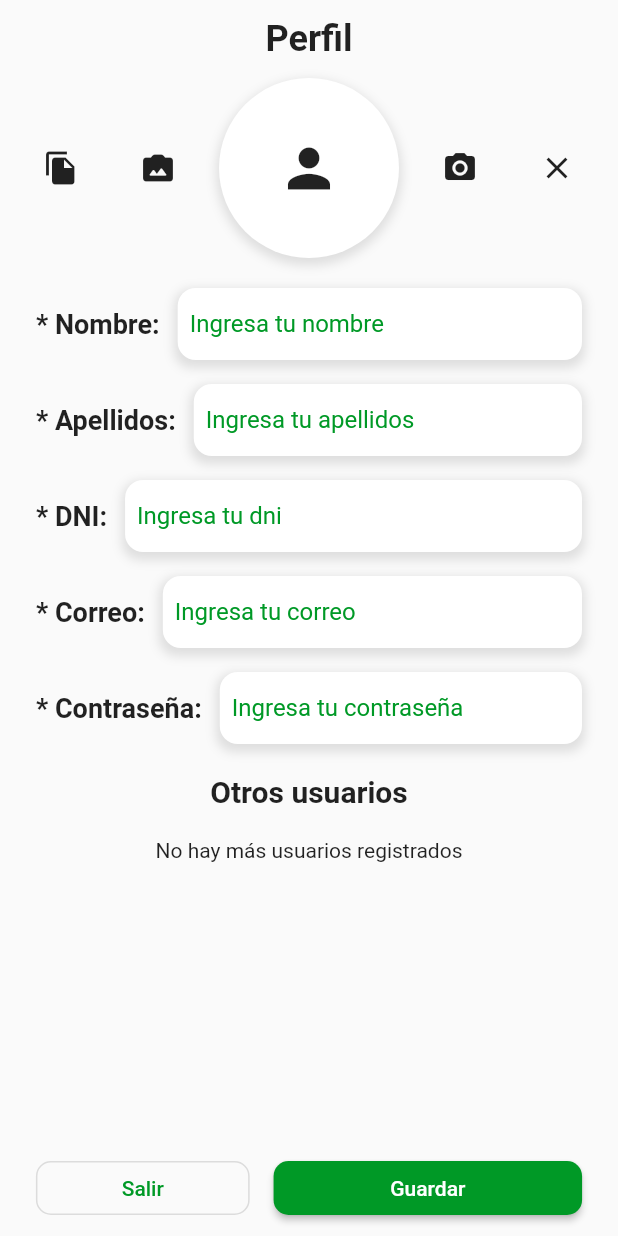
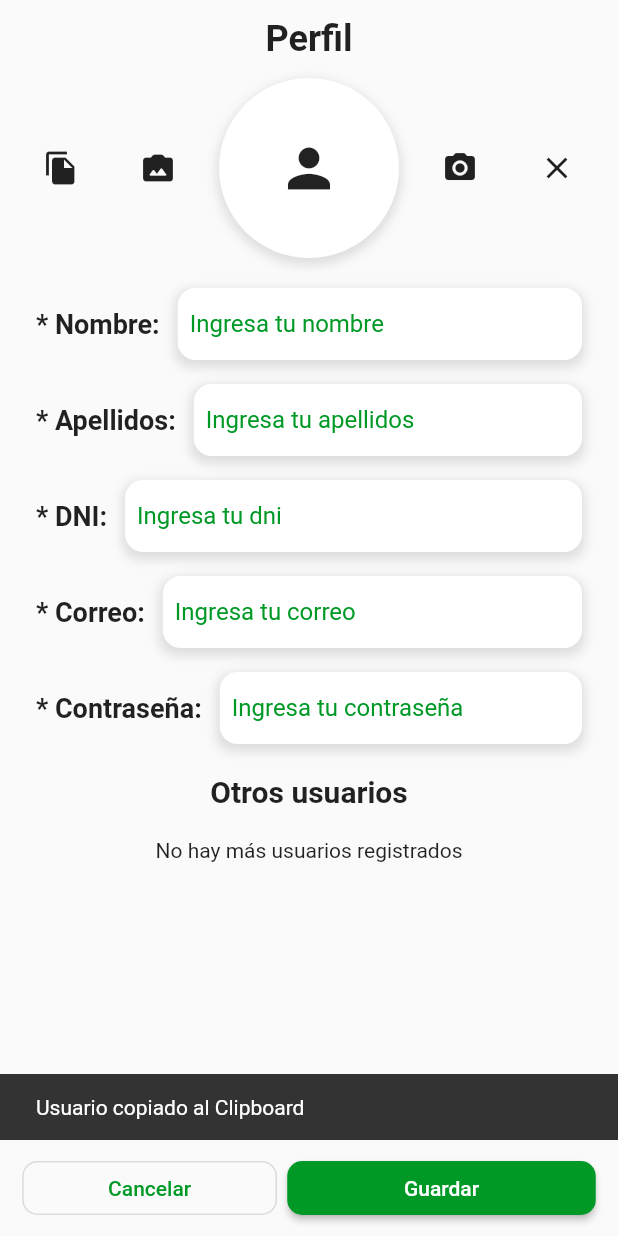
Before and after one commit to Dacyz/FlutterAnimatedLogIn, a Flutter app: the UserDataPage screen opened directly with empty values, after a tap on the "file copy" icon, on a phone screen of 412 x 824 dp. Run offline on Flutter 3.47's test engine with Material 2 defaults, Android fonts, the phone set to English and light mode, and no system bars; our stand-ins replace camera, equatable, hive_flutter, image_picker, shared_preferences; accounts and stored records are empty; statements that could not run were skipped.

Commit message:
LocalStorage> Pick File Image & Cancel Edit User

```diff
--- a/lib/User/models/catch_error.dart
+++ b/lib/User/models/catch_error.dart
@@ -2,6 +2,10 @@ import 'package:flutter/material.dart';
 import 'package:flutter/services.dart';
 
 mixin CatchError {
+  ///
+  /// Clase por aburrimiento :v
+  ///
+
   Future<bool> catchs(Future<bool> Function() a,
       {required BuildContext context,
       required String onError,
--- a/lib/User/models/user_validation.dart
+++ b/lib/User/models/user_validation.dart
@@ -1,4 +1,13 @@
 mixin UserValidation {
+  /// Clase para validación de datos
+  ///
+  /// Uses cases:
+  /// - Validar correo electronico.
+  /// - Validar DNI.
+  /// - Validar nombre.
+  /// - Validar contraseña.
+  ///
+
   bool isEmail(String? value) =>
       value!.isEmpty ||
       !RegExp(r"^[a-zA-Z0-9.a-zA-Z0-9.!#$%&'*+-/=?^_`{|}~]+@[a-zA-Z0-9]+\.[a-zA-Z]+")
@@ -8,6 +17,9 @@ mixin UserValidation {
       value!.isEmpty || !RegExp(r"^\d{8}(?:[-\s]\d{4})?$").hasMatch(value);
 
   bool isName(String? value) =>
+      value!.isEmpty || !RegExp(r"^[A-Z]+.{3,}$").hasMatch(value.toUpperCase());
+
+  bool isPassword(String? value) =>
       value!.isEmpty ||
-      !RegExp(r"([A-ZÀ-ÚÄ-Ü]){3,}").hasMatch(value.toUpperCase());
+      !RegExp(r'^(?=.*?[A-Z])(?=.*?[a-z])(?=.*?[0-9]).{8,}$').hasMatch(value);
 }
--- a/lib/User/resources/hive_data.dart
+++ b/lib/User/resources/hive_data.dart
@@ -42,6 +42,7 @@ class HiveData {
 
   Future<List<User>> get users async {
     final Box<User> box = await Hive.openBox<User>('users_box');
+    print(box.values.toList());
     return box.values.toList();
   }
 }
--- a/lib/User/ui/views/user_data_page.dart
+++ b/lib/User/ui/views/user_data_page.dart
@@ -1,4 +1,5 @@
 import 'package:flutter/material.dart';
+import 'package:flutter/services.dart';
 import 'package:fractal_technical_interview/User/blocs/images_data.dart';
 import 'package:fractal_technical_interview/User/blocs/user_authentication.dart';
 import 'package:fractal_technical_interview/User/models/user.dart';
@@ -105,21 +106,32 @@ class _UserDataPageState extends State<UserDataPage> with UserValidation {
                   style: TextStyle(fontWeight: FontWeight.bold, fontSize: 24),
                 ),
                 const hr(),
-                Row(
+                !editable
+                    ? Row(
                         mainAxisAlignment: MainAxisAlignment.spaceEvenly,
                         children: [
-                    !editable
-                        ? AnimatedIconButton(
-                            onPressed: () async {},
+                          AnimatedIconButton(
+                            onPressed: () async {
+                              Clipboard.setData(
+                                  ClipboardData(text: widget.user.toString()));
+                              ScaffoldMessenger.of(context)
+                                  .showSnackBar(const SnackBar(
+                                content: Text('Usuario copiado al Clipboard'),
+                              ));
+                            },
                             icon: Icons.file_copy,
-                          )
-                        : const SizedBox(),
-                    !editable
-                        ? AnimatedIconButton(
-                            onPressed: () async {},
+                          ),
+                          AnimatedIconButton(
+                            onPressed: () async {
+                              String? image =
+                                  await ImageData().saveImage(context);
+                              if (image != null) {
+                                imageFileController = image;
+                              }
+                              setState(() {});
+                            },
                             icon: Icons.photo_camera_back_rounded,
-                          )
-                        : const SizedBox(),
+                          ),
                           Container(
                               decoration: image != imageFileController
                                   ? BoxDecoration(
@@ -130,20 +142,21 @@ class _UserDataPageState extends State<UserDataPage> with UserValidation {
                                       borderRadius: BorderRadius.circular(100),
                                     )
                                   : const BoxDecoration(),
-                        child: AnimatedAvatar(imageSrc: imageFileController)),
-                    !editable
-                        ? AnimatedIconButton(
+                              child: AnimatedAvatar(
+                                  imageSrc: imageFileController)),
+                          AnimatedIconButton(
                             onPressed: () async {
-                              imageFileController =
-                                  await ImageData().savePhoto(context) ?? '';
+                              String? image =
+                                  await ImageData().savePhoto(context);
+                              if (image != null) {
+                                imageFileController = image;
+                              }
                               setState(() {});
                             },
                             direction: false,
                             icon: Icons.camera_alt,
-                          )
-                        : const SizedBox(),
-                    !editable
-                        ? AnimatedIconButton(
+                          ),
+                          AnimatedIconButton(
                             onPressed: () async {
                               imageFileController = '';
                               setState(() {});
@@ -151,9 +164,9 @@ class _UserDataPageState extends State<UserDataPage> with UserValidation {
                             direction: false,
                             icon: Icons.close,
                           )
-                        : const SizedBox()
                         ],
-                ),
+                      )
+                    : AnimatedAvatar(imageSrc: image),
                 const hr(),
                 AnimatedRow(
                   title: 'Nombre',
@@ -216,11 +229,17 @@ class _UserDataPageState extends State<UserDataPage> with UserValidation {
           children: [
             OutlinedButton(
                 onPressed: () {
+                  if (editable) {
                     widget.resetUserProps();
                     Navigator.pushReplacement(
                         context,
                         MaterialPageRoute(
                             builder: (context) => const LoginPage()));
+                  } else {
+                    editable = true;
+                    initData();
+                    setState(() {});
+                  }
                 },
                 style: ElevatedButton.styleFrom(
                     shape: RoundedRectangleBorder(
@@ -229,8 +248,8 @@ class _UserDataPageState extends State<UserDataPage> with UserValidation {
                   padding: EdgeInsets.symmetric(
                       vertical: 8.0,
                       horizontal: MediaQuery.of(context).size.width * 0.1),
-                  child: const Text(
-                    'Salir',
+                  child: Text(
+                    editable ? 'Salir' : 'Cancelar',
                     style: TextStyle(color: mainBackupColor),
                   ),
                 )),
--- a/lib/User/ui/widgets/card_container.dart
+++ b/lib/User/ui/widgets/card_container.dart
@@ -65,6 +65,8 @@ class CardContainer extends StatelessWidget {
           ),
         );
       },
+      child: Padding(
+        padding: const EdgeInsets.all(8),
         child: Container(
           decoration: BoxDecoration(
             color: Colors.white,
@@ -79,7 +81,6 @@ class CardContainer extends StatelessWidget {
             ],
           ),
           width: 150,
-        height: 50,
           child: Padding(
             padding: const EdgeInsets.all(8.0),
             child: Column(
@@ -96,6 +97,7 @@ class CardContainer extends StatelessWidget {
             ),
           ),
         ),
+      ),
     );
   }
 }
--- a/lib/User/ui/widgets/list_user_container.dart
+++ b/lib/User/ui/widgets/list_user_container.dart
@@ -36,12 +36,10 @@ class _UserListState extends State<UserList> {
   Widget build(BuildContext context) {
     return Container(
       margin: const EdgeInsets.all(20.0),
-      height: usuarios.isNotEmpty ? 200.0 : null,
+      height: usuarios.isNotEmpty ? 220.0 : null,
+      child: Center(
         child: usuarios.isNotEmpty
-          ? ListView.separated(
-              separatorBuilder: (_, __) => const SizedBox(
-                width: 10,
-              ),
+            ? ListView.builder(
                 scrollDirection: Axis.horizontal,
                 itemCount: usuarios.length,
                 itemBuilder: (BuildContext context, int index) {
@@ -50,7 +48,8 @@ class _UserListState extends State<UserList> {
                   );
                 },
               )
-          : const Center(child: Text('No hay más usuarios registrados')),
+            : const Text('No hay más usuarios registrados'),
+      ),
     );
   }
 }
--- a/lib/User/ui/widgets/start_page.dart
+++ b/lib/User/ui/widgets/start_page.dart
@@ -1,6 +1,6 @@
 import 'package:flutter/material.dart';
 import 'package:fractal_technical_interview/User/models/user.dart';
-import 'package:fractal_technical_interview/User/resources/SPreferences_data.dart';
+import 'package:fractal_technical_interview/User/resources/spreferences_data.dart';
 import 'package:fractal_technical_interview/User/ui/widgets/profile_page.dart';
 import 'package:fractal_technical_interview/User/ui/views/waiting_page.dart';
 import 'package:fractal_technical_interview/User/ui/widgets/layout_page.dart';
--- a/lib/init_page.dart
+++ b/lib/init_page.dart
@@ -2,7 +2,7 @@ import 'package:flutter/cupertino.dart';
 import 'package:flutter/material.dart';
 import 'package:fractal_technical_interview/User/blocs/user_authentication.dart';
 import 'package:fractal_technical_interview/User/models/user.dart';
-import 'package:fractal_technical_interview/User/resources/SPreferences_data.dart';
+import 'package:fractal_technical_interview/User/resources/spreferences_data.dart';
 import 'package:fractal_technical_interview/User/ui/views/login_page.dart';
 import 'package:fractal_technical_interview/User/ui/widgets/start_page.dart';
 
```
Also changed, not shown: lib/User/blocs/images_data.dart (+15 -4 lines), lib/User/blocs/user_authentication.dart (+10 -1 lines), lib/User/ui/views/login_page.dart (+5 -7 lines), lib/User/ui/views/register_page.dart (+5 -4 lines). Lines whose indentation alone changed are shown as unchanged.
